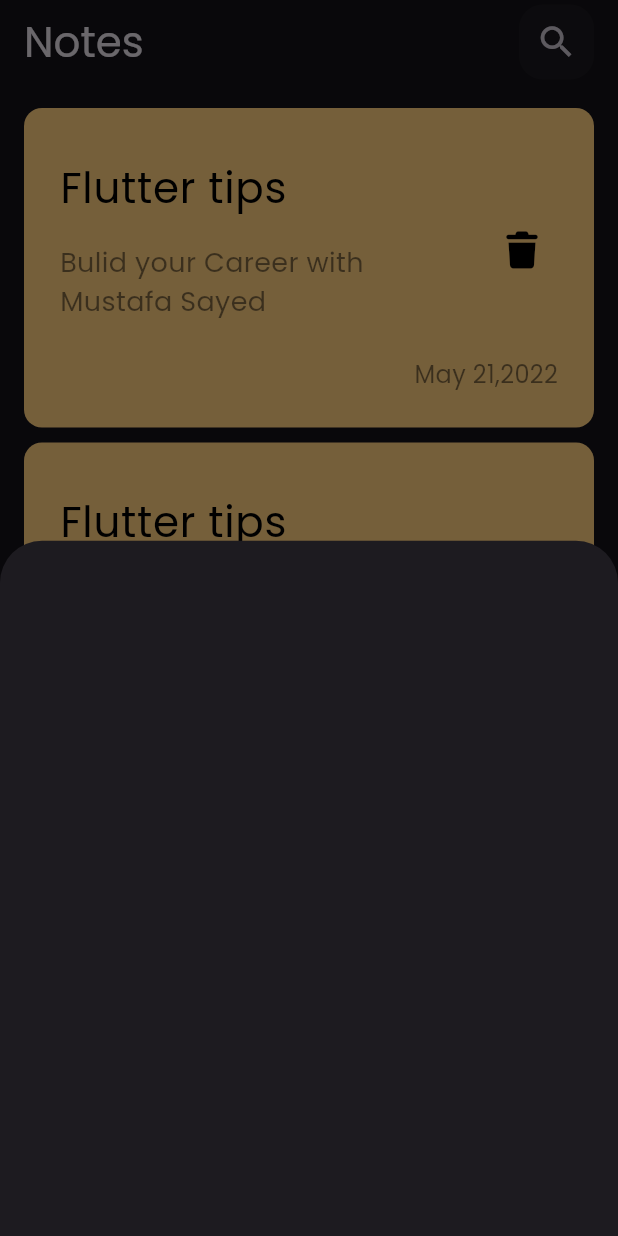
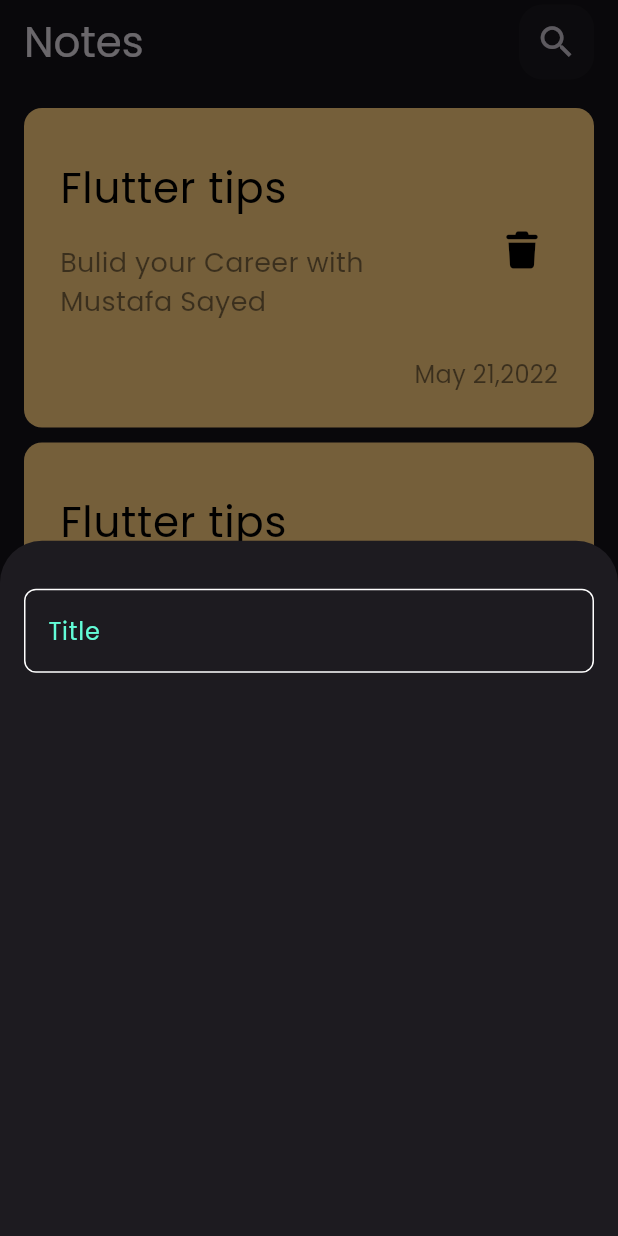
Before and after one commit to mosayed40/My-Projects, a Flutter app: the screen it shows after launch, after a tap on the "add" icon, on a phone screen of 412 x 824 dp. Run offline on Flutter 3.47's test engine with Material 3 defaults, Android fonts, the phone set to English and light mode, and no system bars; our stand-ins replace audioplayers, cached_network_image, cloud_firestore, dio, firebase_auth, firebase_core and 6 more; accounts and stored records are empty.

Commit message:
Create Custom Text Field

```diff
--- /dev/null
+++ b/notes/lib/constants.dart
@@ -0,0 +1,3 @@
+import 'package:flutter/material.dart';
+
+const kPrimaryColor = Color(0xff62fcd7);
--- a/notes/lib/views/notes_view.dart
+++ b/notes/lib/views/notes_view.dart
@@ -1,4 +1,5 @@
 import 'package:flutter/material.dart';
+import 'package:notes/constants.dart';
 import 'package:notes/views/widgets/add_note_bottom_sheet.dart';
 import 'package:notes/views/widgets/custom_search_icon.dart';
 import 'package:notes/views/widgets/notes_view_body.dart';
@@ -23,7 +24,7 @@
           );
         },
         shape: const CircleBorder(),
-        backgroundColor: Colors.blue.withValues(alpha: 1.0),
+        backgroundColor: kPrimaryColor,
         child: const Icon(Icons.add, color: Colors.black),
       ),
       body: const NotesViewBody(),
--- a/notes/lib/views/widgets/add_note_bottom_sheet.dart
+++ b/notes/lib/views/widgets/add_note_bottom_sheet.dart
@@ -1,10 +1,16 @@
 import 'package:flutter/material.dart';
+import 'package:notes/views/widgets/custom_text_field.dart';
 
 class AddNoteBottomSheet extends StatelessWidget {
   const AddNoteBottomSheet({super.key});
 
   @override
   Widget build(BuildContext context) {
-    return Container();
+    return Padding(
+      padding: const EdgeInsets.symmetric(horizontal: 16.0),
+      child: Column(
+        children: [const SizedBox(height: 32), const CustomTextField()],
+      ),
+    );
   }
 }
--- /dev/null
+++ b/notes/lib/views/widgets/custom_text_field.dart
@@ -0,0 +1,25 @@
+import 'package:flutter/material.dart';
+import 'package:notes/constants.dart';
+
+class CustomTextField extends StatelessWidget {
+  const CustomTextField({super.key});
+
+  @override
+  Widget build(BuildContext context) {
+    return TextField(
+      cursorColor: kPrimaryColor,
+      decoration: InputDecoration(
+        hintText: 'Title',
+        hintStyle: TextStyle(color: kPrimaryColor),
+        border: buildBorder(),
+        enabledBorder: buildBorder(),
+        focusedBorder: buildBorder(kPrimaryColor),
+      ),
+    );
+  }
+
+  OutlineInputBorder buildBorder([Color? color]) => OutlineInputBorder(
+    borderSide: BorderSide(color: color ?? Colors.white),
+    borderRadius: BorderRadius.circular(8),
+  );
+}
```
